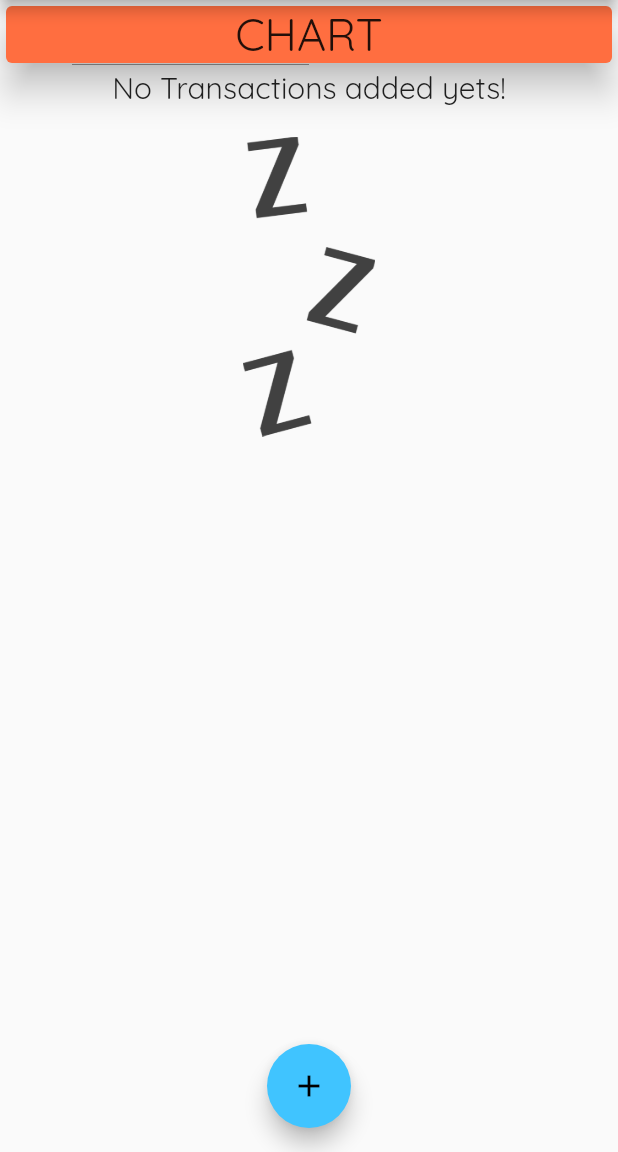
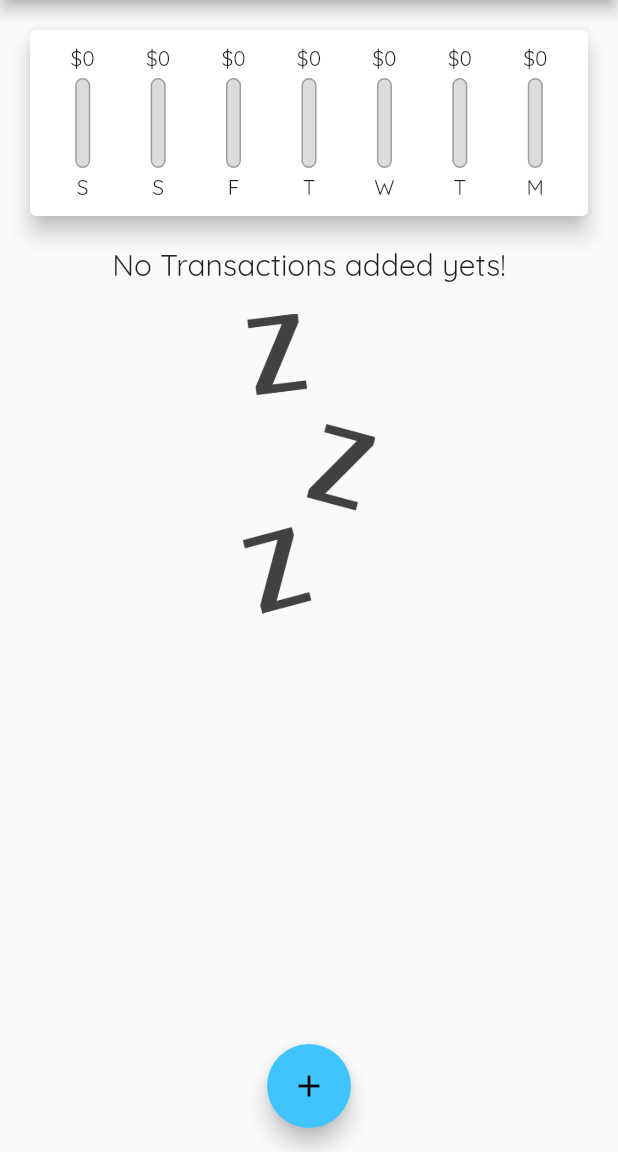
Before and after one commit to mudassir666/personal_expense, a Flutter app: the screen it shows after launch, on a phone screen of 412 x 824 dp, the part 84-1236 px from its top. Run offline on Flutter 3.47's test engine with Material 2 defaults, Android fonts, the phone set to English and light mode, and no system bars.

```diff
--- a/lib/main.dart
+++ b/lib/main.dart
@@ -1,4 +1,5 @@
 import 'package:flutter/material.dart';
+import 'package:personal_expense/widgets/chart.dart';
 import 'package:personal_expense/widgets/new_transaction.dart';
 import 'package:personal_expense/widgets/transaction_list.dart';
 import 'models/transaction.dart';
@@ -45,6 +46,16 @@ class _MyHomePageState extends State<MyHomePage> {
 
   // final List<Map> no = [{}, {}];
 
+  List<Transaction> get _recentTransactions {
+    return _userTransactions.where((tx) {
+      return tx.date.isAfter(
+        DateTime.now().subtract(
+          Duration(days: 7),
+        ),
+      );
+    }).toList();
+  }
+
   void _addNewTransaction(String txTitle, double txAmount) {
     final newTx = Transaction(
         id: DateTime.now().toString(),
@@ -86,18 +97,7 @@ class _MyHomePageState extends State<MyHomePage> {
           // mainAxisAlignment: MainAxisAlignment.start,
           crossAxisAlignment: CrossAxisAlignment.stretch,
           children: [
-            Container(
-              width: double.infinity,
-              child: Card(
-                elevation: 10,
-                color: Colors.deepOrangeAccent,
-                child: Text(
-                  "CHART",
-                  textAlign: TextAlign.center,
-                  style: TextStyle(fontSize: 30),
-                ),
-              ),
-            ),
+            Chart(_recentTransactions),
             // NewTransaction(_addNewTransaction),
             TransactionList(_userTransactions),
             // view(),
--- a/lib/widgets/chart.dart
+++ b/lib/widgets/chart.dart
@@ -1,15 +1,71 @@
 import 'package:flutter/material.dart';
+import 'package:personal_expense/models/transaction.dart';
+import 'package:intl/intl.dart';
+import 'package:personal_expense/widgets/chart_bar.dart';
 
 class Chart extends StatelessWidget {
-  const Chart({ Key? key }) : super(key: key);
+  // const Chart({Key? key}) : super(key: key);
+
+  final List<Transaction> recentTransactions;
+
+  Chart(this.recentTransactions);
+
+  List<Map<String, Object>> get groupedTransactionValues {
+    return List.generate(7, (index) {
+      final weekDay = DateTime.now().subtract(
+        Duration(days: index),
+      );
+
+      var totalSum = 0.0;
+
+      for (var i = 0; i < recentTransactions.length; i++) {
+        if (recentTransactions[i].date.day == weekDay.day &&
+            recentTransactions[i].date.month == weekDay.month &&
+            recentTransactions[i].date.year == weekDay.year) {
+          totalSum += recentTransactions[i].amount;
+        }
+      }
+
+      print(DateFormat.E().format(weekDay));
+      print(totalSum);
+
+      return {
+        'day': DateFormat.E().format(weekDay).substring(0, 1),
+        'amount': totalSum,
+      };
+    });
+  }
+
+  double get totalSpending {
+    return groupedTransactionValues.fold(0.0, (sum, item) {
+      return sum + (item['amount'] as double);
+    });
+  }
 
   @override
   Widget build(BuildContext context) {
+    print(groupedTransactionValues);
     return Card(
       elevation: 6,
       margin: EdgeInsets.all(20),
-
-
+      child: Padding(
+        padding: EdgeInsets.all(10),
+        child: Row(
+          mainAxisAlignment: MainAxisAlignment.spaceAround,
+          children: groupedTransactionValues.map((data) {
+            return Flexible(
+              fit: FlexFit.tight,
+              child: ChartBar(
+                data['day'] as String,
+                data['amount'] as double,
+                totalSpending == 0.0
+                    ? 0.0
+                    : (data['amount'] as double) / totalSpending,
+              ),
+            );
+          }).toList(),
+        ),
+      ),
     );
   }
 }
--- /dev/null
+++ b/lib/widgets/chart_bar.dart
@@ -0,0 +1,50 @@
+import 'package:flutter/material.dart';
+
+class ChartBar extends StatelessWidget {
+  final String label;
+  final double spendingAmount;
+  final double spendingPctOfTotal;
+
+  ChartBar(this.label, this.spendingAmount, this.spendingPctOfTotal);
+
+  @override
+  Widget build(BuildContext context) {
+    return Column(
+      children: [
+        FittedBox(
+          child: Text("\$${spendingAmount.toStringAsFixed(0)}"),
+        ),
+        SizedBox(
+          height: 4,
+        ),
+        Container(
+          height: 60,
+          width: 10,
+          child: Stack(
+            children: [
+              Container(
+                decoration: BoxDecoration(
+                    border: Border.all(color: Colors.grey, width: 1.0),
+                    color: Color.fromRGBO(220, 220, 220, 1),
+                    borderRadius: BorderRadius.circular(10)),
+              ),
+              FractionallySizedBox(
+                heightFactor: spendingPctOfTotal,
+                child: Container(
+                  decoration: BoxDecoration(
+                    color: Theme.of(context).primaryColor,
+                    borderRadius: BorderRadius.circular(10),
+                  ),
+                ),
+              )
+            ],
+          ),
+        ),
+        SizedBox(
+          height: 4,
+        ),
+        Text(label),
+      ],
+    );
+  }
+}
```
